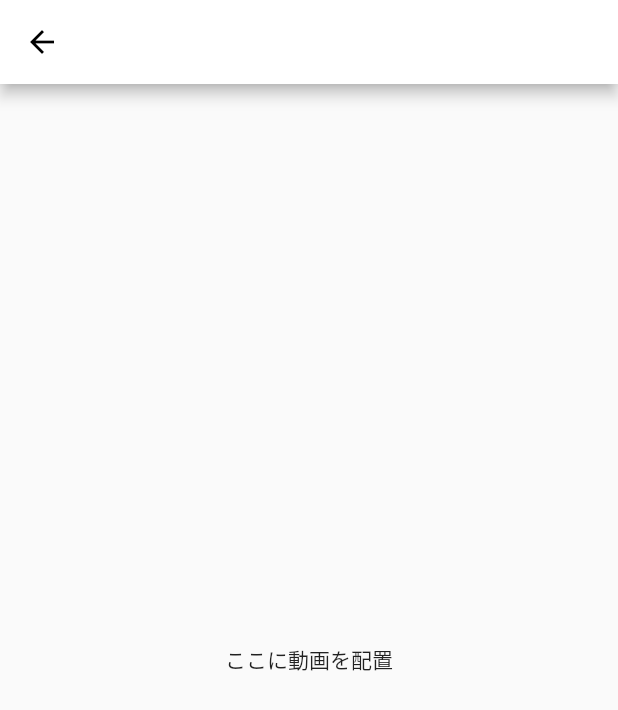
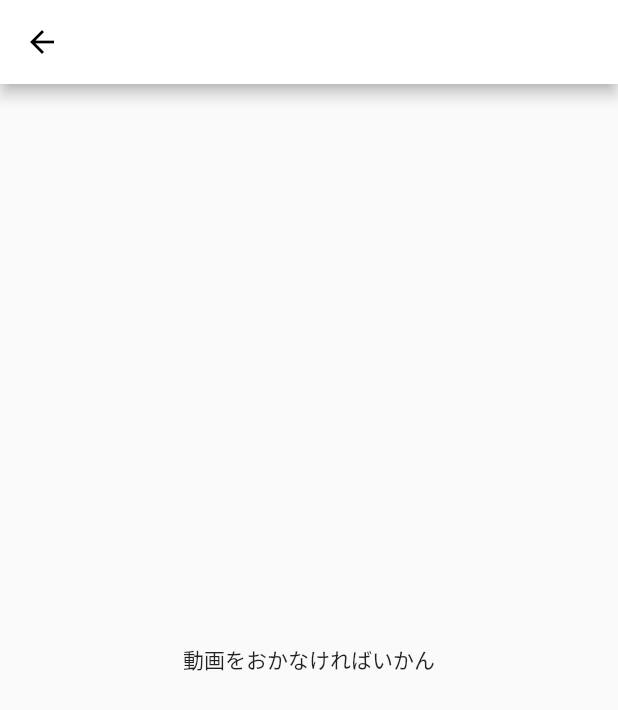
Before and after one commit to shigeg747/Flutter_YouTube, a Flutter app: the VideoDetailPage screen opened directly, on a phone screen of 412 x 824 dp. Shown: the top 710 px of the screen. Run offline on Flutter 3.47's test engine with Material 2 defaults, Android fonts, the phone set to English and light mode, and no system bars.

Commit message:
third commit

```diff
--- a/lib/video_detail_page.dart
+++ b/lib/video_detail_page.dart
@@ -7,7 +7,7 @@ class VideoDetailPage extends StatelessWidget{
       appBar: AppBar(),
       body: Center(
         child: Container(
-            child: Text('ここに動画を配置',)
+            child: Text('動画をおかなければいかん',)
         ),
       ),
     );
```
